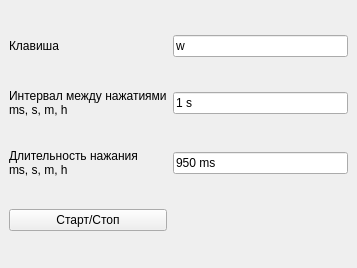
This is foo.ui in pestoffne/AntiAfkGui as Qt 5 draws it before an edit. The edited form follows.
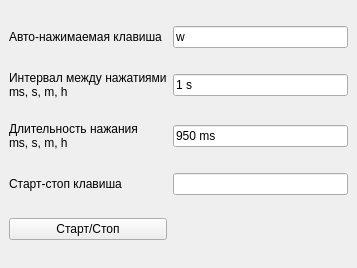
This is the edited form.

Commit message: Feature: Listen start/stop key in background

The edit to the form file:
```diff
--- a/foo.ui
+++ b/foo.ui
@@ -15,6 +15,23 @@
   </property>
   <widget class="QWidget" name="centralwidget">
    <layout class="QGridLayout" name="gridLayout">
+    <item row="3" column="1">
+     <widget class="QLineEdit" name="le_key_start_stop"/>
+    </item>
+    <item row="2" column="1">
+     <widget class="QLineEdit" name="le_down_time">
+      <property name="text">
+       <string>950 ms</string>
+      </property>
+     </widget>
+    </item>
+    <item row="0" column="1">
+     <widget class="QLineEdit" name="le_key_spam">
+      <property name="text">
+       <string>w</string>
+      </property>
+     </widget>
+    </item>
     <item row="1" column="1">
      <widget class="QLineEdit" name="le_period">
       <property name="text">
@@ -29,13 +46,6 @@
       </property>
      </widget>
     </item>
-    <item row="0" column="1">
-     <widget class="QLineEdit" name="le_key">
-      <property name="text">
-       <string>w</string>
-      </property>
-     </widget>
-    </item>
     <item row="1" column="0">
      <widget class="QLabel" name="label_2">
       <property name="text">
@@ -46,24 +56,24 @@
     <item row="0" column="0">
      <widget class="QLabel" name="label_1">
       <property name="text">
-       <string>Клавиша</string>
+       <string>Авто-нажимаемая клавиша</string>
       </property>
      </widget>
     </item>
     <item row="3" column="0">
+     <widget class="QLabel" name="label_4">
+      <property name="text">
+       <string>Старт-стоп клавиша</string>
+      </property>
+     </widget>
+    </item>
+    <item row="4" column="0">
      <widget class="QPushButton" name="button_start_stop">
       <property name="text">
        <string>Старт/Стоп</string>
       </property>
      </widget>
     </item>
-    <item row="2" column="1">
-     <widget class="QLineEdit" name="le_down_time">
-      <property name="text">
-       <string>950 ms</string>
-      </property>
-     </widget>
-    </item>
    </layout>
   </widget>
  </widget>
```
The commit also changes 3 other files.
